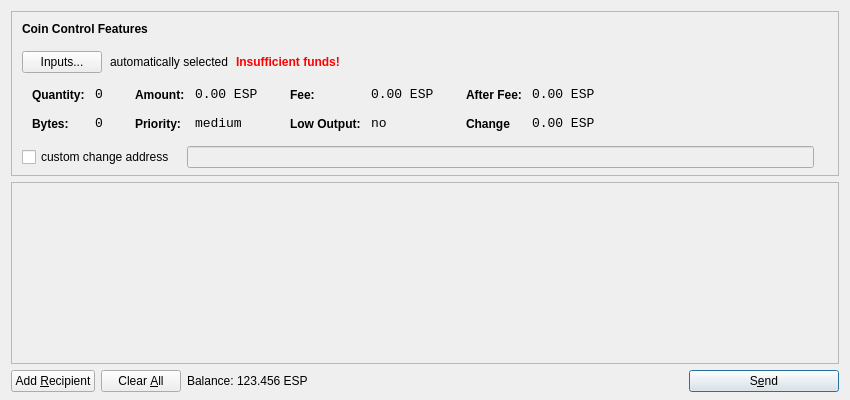
The window that src/qt/forms/sendcoinsdialog.ui (CryptoCoderz/Espers) describes before a commit, drawn with Qt 5.
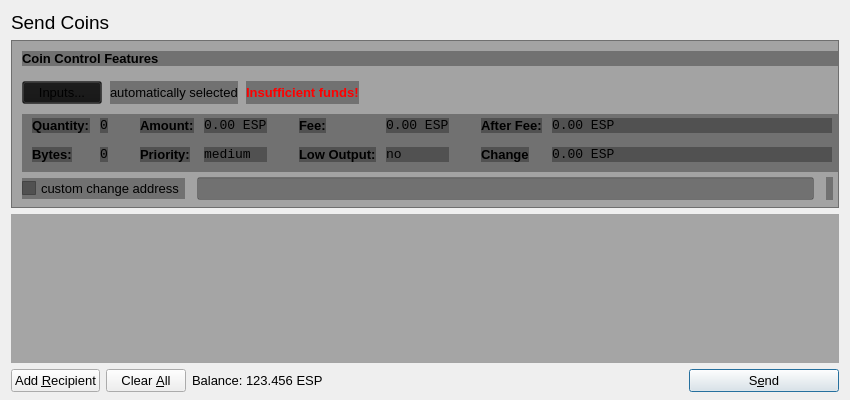
The same window after the commit. Icons and pictures are not drawn.

What changed in the file:
```diff
--- a/src/qt/forms/sendcoinsdialog.ui
+++ b/src/qt/forms/sendcoinsdialog.ui
@@ -13,10 +13,22 @@
   <property name="windowTitle">
    <string>Send Coins</string>
   </property>
-  <layout class="QVBoxLayout" name="verticalLayout" stretch="0,1,0">
+  <layout class="QVBoxLayout" name="verticalLayout" stretch="0,0,1,0">
    <property name="bottomMargin">
     <number>8</number>
    </property>
+   <item>
+    <widget class="QLabel" name="label_2">
+     <property name="font">
+      <font>
+       <pointsize>14</pointsize>
+      </font>
+     </property>
+     <property name="text">
+      <string>Send Coins</string>
+     </property>
+    </widget>
+   </item>
    <item>
     <widget class="QFrame" name="frameCoinControl">
      <property name="sizePolicy">
@@ -31,6 +43,11 @@
        <height>16777215</height>
       </size>
      </property>
+     <property name="styleSheet">
+      <string notr="true">background: transparent;
+        background-color: rgb(20, 20, 20, 0.35);
+      </string>
+     </property>
      <property name="frameShape">
       <enum>QFrame::StyledPanel</enum>
      </property>
@@ -79,6 +96,7 @@
             </property>
             <property name="font">
              <font>
+              <pointsize>10</pointsize>
               <weight>75</weight>
               <bold>true</bold>
              </font>
@@ -103,6 +121,11 @@
           </property>
           <item>
            <widget class="QPushButton" name="pushButtonCoinControl">
+            <property name="font">
+             <font>
+              <pointsize>10</pointsize>
+             </font>
+            </property>
             <property name="styleSheet">
              <string notr="true"/>
             </property>
@@ -113,6 +136,11 @@
           </item>
           <item>
            <widget class="QLabel" name="labelCoinControlAutomaticallySelected">
+            <property name="font">
+             <font>
+              <pointsize>10</pointsize>
+             </font>
+            </property>
             <property name="text">
              <string>automatically selected</string>
             </property>
@@ -125,6 +153,7 @@
            <widget class="QLabel" name="labelCoinControlInsuffFunds">
             <property name="font">
              <font>
+              <pointsize>10</pointsize>
               <weight>75</weight>
               <bold>true</bold>
              </font>
@@ -206,6 +235,13 @@
                </property>
                <item row="0" column="0">
                 <widget class="QLabel" name="labelCoinControlQuantityText">
+                 <property name="font">
+                  <font>
+                   <pointsize>10</pointsize>
+                   <weight>75</weight>
+                   <bold>true</bold>
+                  </font>
+                 </property>
                  <property name="styleSheet">
                   <string notr="true">font-weight:bold;</string>
                  </property>
@@ -244,6 +280,13 @@
                </item>
                <item row="1" column="0">
                 <widget class="QLabel" name="labelCoinControlBytesText">
+                 <property name="font">
+                  <font>
+                   <pointsize>10</pointsize>
+                   <weight>75</weight>
+                   <bold>true</bold>
+                  </font>
+                 </property>
                  <property name="styleSheet">
                   <string notr="true">font-weight:bold;</string>
                  </property>
@@ -295,6 +338,13 @@
                </property>
                <item row="0" column="0">
                 <widget class="QLabel" name="labelCoinControlAmountText">
+                 <property name="font">
+                  <font>
+                   <pointsize>10</pointsize>
+                   <weight>75</weight>
+                   <bold>true</bold>
+                  </font>
+                 </property>
                  <property name="styleSheet">
                   <string notr="true">font-weight:bold;</string>
                  </property>
@@ -330,6 +380,13 @@
                </item>
                <item row="1" column="0">
                 <widget class="QLabel" name="labelCoinControlPriorityText">
+                 <property name="font">
+                  <font>
+                   <pointsize>10</pointsize>
+                   <weight>75</weight>
+                   <bold>true</bold>
+                  </font>
+                 </property>
                  <property name="styleSheet">
                   <string notr="true">font-weight:bold;</string>
                  </property>
@@ -381,6 +438,13 @@
                </property>
                <item row="0" column="0">
                 <widget class="QLabel" name="labelCoinControlFeeText">
+                 <property name="font">
+                  <font>
+                   <pointsize>10</pointsize>
+                   <weight>75</weight>
+                   <bold>true</bold>
+                  </font>
+                 </property>
                  <property name="styleSheet">
                   <string notr="true">font-weight:bold;</string>
                  </property>
@@ -416,6 +480,13 @@
                </item>
                <item row="1" column="0">
                 <widget class="QLabel" name="labelCoinControlLowOutputText">
+                 <property name="font">
+                  <font>
+                   <pointsize>10</pointsize>
+                   <weight>75</weight>
+                   <bold>true</bold>
+                  </font>
+                 </property>
                  <property name="styleSheet">
                   <string notr="true">font-weight:bold;</string>
                  </property>
@@ -467,6 +538,13 @@
                </property>
                <item row="0" column="0">
                 <widget class="QLabel" name="labelCoinControlAfterFeeText">
+                 <property name="font">
+                  <font>
+                   <pointsize>10</pointsize>
+                   <weight>75</weight>
+                   <bold>true</bold>
+                  </font>
+                 </property>
                  <property name="styleSheet">
                   <string notr="true">font-weight:bold;</string>
                  </property>
@@ -502,6 +580,13 @@
                </item>
                <item row="1" column="0">
                 <widget class="QLabel" name="labelCoinControlChangeText">
+                 <property name="font">
+                  <font>
+                   <pointsize>10</pointsize>
+                   <weight>75</weight>
+                   <bold>true</bold>
+                  </font>
+                 </property>
                  <property name="styleSheet">
                   <string notr="true">font-weight:bold;</string>
                  </property>
@@ -555,6 +640,11 @@
           </property>
           <item>
            <widget class="QCheckBox" name="checkBoxCoinControlChange">
+            <property name="font">
+             <font>
+              <pointsize>10</pointsize>
+             </font>
+            </property>
             <property name="text">
              <string>custom change address</string>
             </property>
@@ -571,6 +661,11 @@
               <verstretch>0</verstretch>
              </sizepolicy>
             </property>
+            <property name="font">
+             <font>
+              <pointsize>10</pointsize>
+             </font>
+            </property>
            </widget>
           </item>
           <item>
@@ -617,6 +712,11 @@
    </item>
    <item>
     <widget class="QScrollArea" name="scrollArea">
+     <property name="styleSheet">
+      <string notr="true">background: transparent;
+        background-color: rgb(20, 20, 20, 0.19);
+      </string>
+     </property>
      <property name="widgetResizable">
       <bool>true</bool>
      </property>
@@ -626,7 +726,7 @@
         <x>0</x>
         <y>0</y>
         <width>830</width>
-        <height>165</height>
+        <height>133</height>
        </rect>
       </property>
       <layout class="QVBoxLayout" name="verticalLayout_2">
@@ -661,6 +761,11 @@
     <layout class="QHBoxLayout" name="horizontalLayout">
      <item>
       <widget class="QPushButton" name="addButton">
+       <property name="font">
+        <font>
+         <pointsize>10</pointsize>
+        </font>
+       </property>
        <property name="toolTip">
         <string>Send to multiple recipients at once</string>
        </property>
@@ -680,6 +785,11 @@
          <verstretch>0</verstretch>
         </sizepolicy>
        </property>
+       <property name="font">
+        <font>
+         <pointsize>10</pointsize>
+        </font>
+       </property>
        <property name="toolTip">
         <string>Remove all transaction fields</string>
        </property>
@@ -707,6 +817,14 @@
            <verstretch>0</verstretch>
           </sizepolicy>
          </property>
+         <property name="font">
+          <font>
+           <pointsize>10</pointsize>
+          </font>
+         </property>
+         <property name="styleSheet">
+          <string notr="true"/>
+         </property>
          <property name="text">
           <string>Balance:</string>
          </property>
@@ -720,9 +838,17 @@
            <verstretch>0</verstretch>
           </sizepolicy>
          </property>
+         <property name="font">
+          <font>
+           <pointsize>10</pointsize>
+          </font>
+         </property>
          <property name="cursor">
           <cursorShape>IBeamCursor</cursorShape>
          </property>
+         <property name="styleSheet">
+          <string notr="true"/>
+         </property>
          <property name="text">
           <string notr="true">123.456 ESP</string>
          </property>
@@ -754,6 +880,11 @@
          <height>0</height>
         </size>
        </property>
+       <property name="font">
+        <font>
+         <pointsize>10</pointsize>
+        </font>
+       </property>
        <property name="toolTip">
         <string>Confirm the send action</string>
        </property>
```
